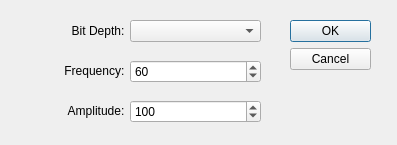
The window that dialogmakegraph.ui (rfalessandro/QtMath) describes before a commit, drawn with Qt 5.
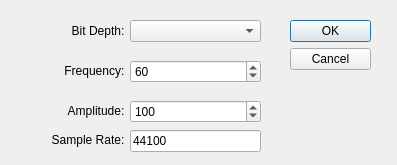
The same window after the commit.

What changed in the file:
```diff
--- a/dialogmakegraph.ui
+++ b/dialogmakegraph.ui
@@ -10,7 +10,7 @@
     <x>0</x>
     <y>0</y>
     <width>397</width>
-    <height>145</height>
+    <height>165</height>
    </rect>
   </property>
   <property name="sizePolicy">
@@ -22,13 +22,13 @@
   <property name="minimumSize">
    <size>
     <width>397</width>
-    <height>145</height>
+    <height>165</height>
    </size>
   </property>
   <property name="maximumSize">
    <size>
     <width>397</width>
-    <height>145</height>
+    <height>165</height>
    </size>
   </property>
   <property name="windowTitle">
@@ -140,6 +140,41 @@
     <set>Qt::AlignRight|Qt::AlignTrailing|Qt::AlignVCenter</set>
    </property>
   </widget>
+  <widget class="QLabel" name="label_4">
+   <property name="geometry">
+    <rect>
+     <x>10</x>
+     <y>130</y>
+     <width>121</width>
+     <height>20</height>
+    </rect>
+   </property>
+   <property name="layoutDirection">
+    <enum>Qt::LeftToRight</enum>
+   </property>
+   <property name="text">
+    <string>Sample Rate:  </string>
+   </property>
+   <property name="alignment">
+    <set>Qt::AlignRight|Qt::AlignTrailing|Qt::AlignVCenter</set>
+   </property>
+  </widget>
+  <widget class="QLineEdit" name="txtSampleRate">
+   <property name="geometry">
+    <rect>
+     <x>130</x>
+     <y>130</y>
+     <width>131</width>
+     <height>22</height>
+    </rect>
+   </property>
+   <property name="inputMethodHints">
+    <set>Qt::ImhDigitsOnly</set>
+   </property>
+   <property name="text">
+    <string>44100</string>
+   </property>
+  </widget>
  </widget>
  <resources/>
  <connections>
```
